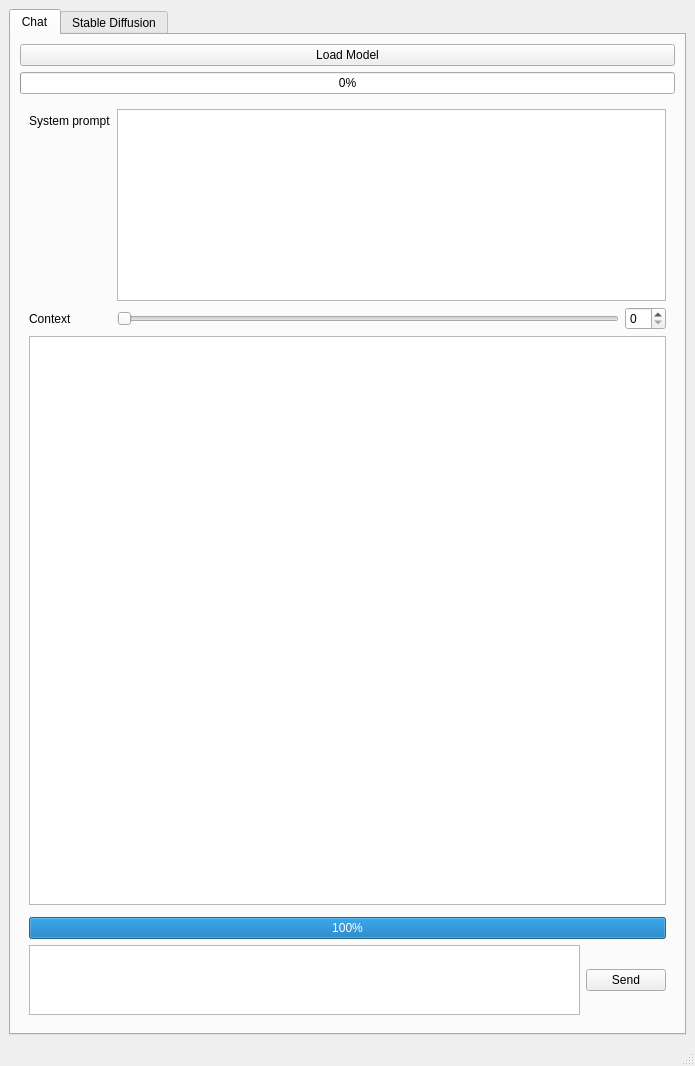
Iemand005/Singularity, file AIOneQTWidgets/mainwindow.ui: the form before one commit.
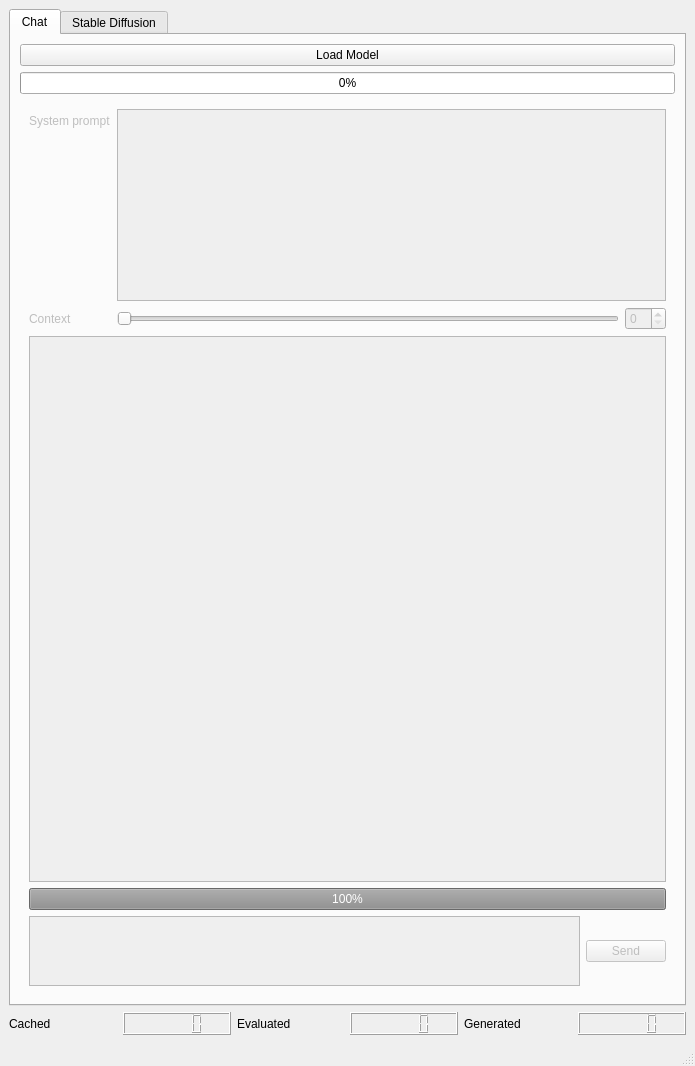
The form after the commit.

Commit message: generation stats on display!!

```diff
--- a/AIOneQTWidgets/mainwindow.ui
+++ b/AIOneQTWidgets/mainwindow.ui
@@ -57,7 +57,7 @@
         <item>
          <widget class="QFrame" name="llmInputFrame">
           <property name="enabled">
-           <bool>true</bool>
+           <bool>false</bool>
           </property>
           <layout class="QVBoxLayout" name="verticalLayout_6">
            <item>
@@ -109,9 +109,6 @@
              </property>
             </widget>
            </item>
-           <item>
-            <widget class="QWidget" name="widget_2" native="true"/>
-           </item>
            <item>
             <widget class="QProgressBar" name="inputEvalProgressBar">
              <property name="value">
@@ -378,6 +375,40 @@
       </widget>
      </widget>
     </item>
+    <item>
+     <layout class="QHBoxLayout" name="horizontalLayout_4">
+      <item>
+       <widget class="QLabel" name="tokensCachedLabel">
+        <property name="text">
+         <string>Cached</string>
+        </property>
+       </widget>
+      </item>
+      <item>
+       <widget class="QLCDNumber" name="tokensCachedDisplay"/>
+      </item>
+      <item>
+       <widget class="QLabel" name="tokensEvaluatedLabel">
+        <property name="text">
+         <string>Evaluated</string>
+        </property>
+       </widget>
+      </item>
+      <item>
+       <widget class="QLCDNumber" name="tokensEvaluatedDisplay"/>
+      </item>
+      <item>
+       <widget class="QLabel" name="tokensGeneratedLabel">
+        <property name="text">
+         <string>Generated</string>
+        </property>
+       </widget>
+      </item>
+      <item>
+       <widget class="QLCDNumber" name="tokensGeneratedDisplay"/>
+      </item>
+     </layout>
+    </item>
    </layout>
   </widget>
   <widget class="QStatusBar" name="statusbar"/>
```
The commit also changes 2 other files.
